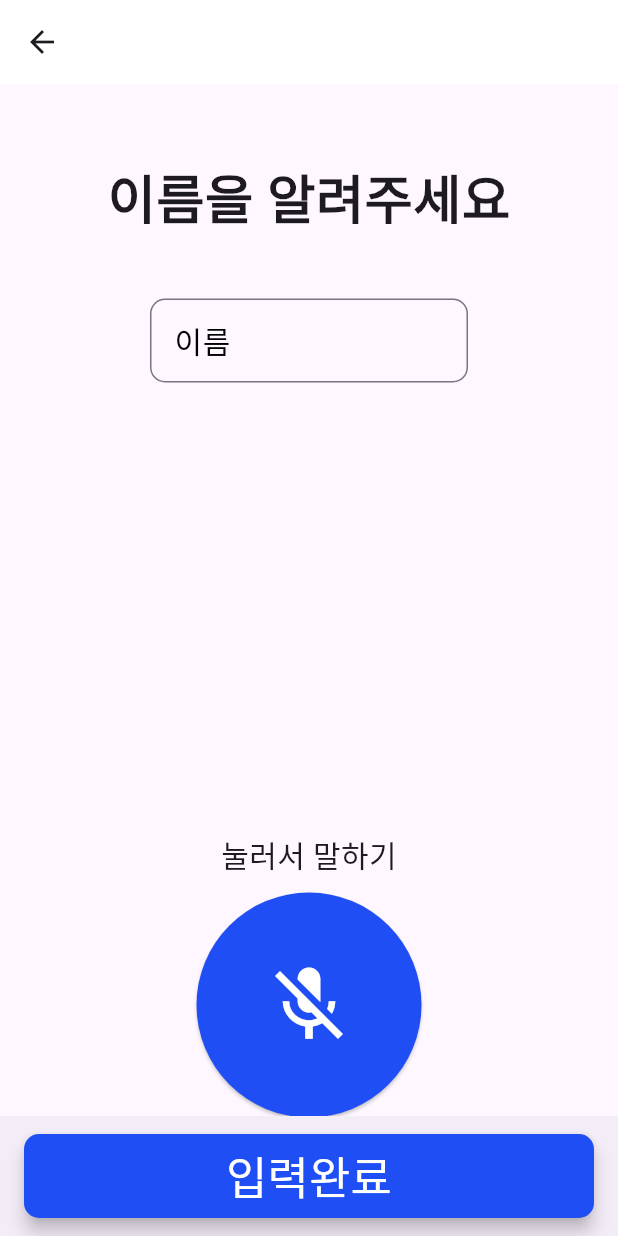
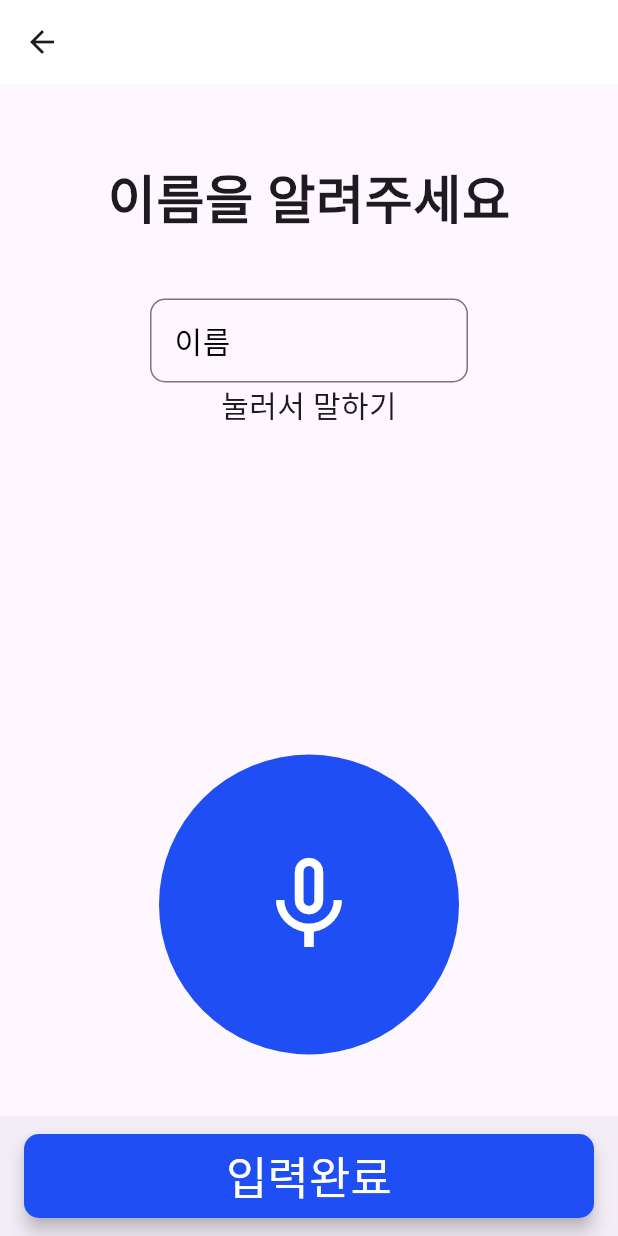
Before and after one commit to sapgun/rumi_flutter_edit, a Flutter app: the Name screen opened directly, on a phone screen of 412 x 824 dp. Run offline on Flutter 3.47's test engine with Material 3 defaults, Android fonts, the phone set to English and light mode, and no system bars; drawn by our look-alikes of avatar_glow; our stand-ins replace camera, contacts_service, fl_chart, flutter_svg, geolocator, google_fonts and 7 more; missing offline and left inert: google_mlkit_commons, google_mlkit_pose_detection; accounts and stored records are empty; network calls fail.

Commit message:
뭔지모르겠다

```diff
--- a/lib/SFT.dart
+++ b/lib/SFT.dart
@@ -201,7 +201,11 @@ class _Myfit extends State<Myfit> {
                 height: 30.0,
               ),
               Container(
+<<<<<<< HEAD
                 width: MediaQuery.of(context).size.width * 0.2,
+=======
+                width: MediaQuery.of(context).size.width * 0.6,
+>>>>>>> b1f6867815468945e32ba6614fd599a5e0fb7854
                 height: MediaQuery.of(context).size.width * 0.1,
                 child: TextButton(
                   onPressed: () {
@@ -282,7 +286,7 @@ class _Myfit extends State<Myfit> {
                               showOtherData ? '30초간 앉았다 일어서기 [하체 근력]':'30초간 아령 들기 [상체근력]',
                           style: TextStyle(
                             letterSpacing: 2.0,
-                            fontSize: 24.0,
+                            fontSize: 20.0,
                             fontWeight: FontWeight.bold,
                           ),
                         ),
--- a/lib/name.dart
+++ b/lib/name.dart
@@ -1,7 +1,8 @@
 import 'package:flutter/material.dart';
-import 'package:speech_to_text/speech_to_text.dart' as stt;
+import 'package:speech_to_text/speech_to_text.dart';
 import 'package:senior_fitness_app/birth.dart';
 import 'package:shared_preferences/shared_preferences.dart';
+import 'package:avatar_glow/avatar_glow.dart';
 
 class Name extends StatefulWidget {
   const Name({Key? key}) : super(key: key);
@@ -11,9 +12,11 @@ class Name extends StatefulWidget {
 }
 
 class _NameState extends State<Name> {
+  var text = "";
+  var isListening = false;
+  SpeechToText speechToText = SpeechToText();
   TextEditingController controller1 = TextEditingController();
-  stt.SpeechToText speech = stt.SpeechToText();
-  bool isListening = false;
+  SpeechToText speech = SpeechToText();
 
   @override
   Widget build(BuildContext context) {
@@ -61,34 +64,65 @@ class _NameState extends State<Name> {
                           ),
                         ),
                         keyboardType: TextInputType.name,
+                        onChanged: (value) {
+                          setState(() {
+                            controller1.text = text;
+                          });
+                        },
                       ),
                     ],
                   ),
                 ),
               ),
             ),
-            SizedBox(height: 300.0),
             Text(
               "눌러서 말하기",
               style: TextStyle(
                 fontSize: 20.0,
               ),
             ),
-            const SizedBox(height: 10.0),
-            ElevatedButton(
-              onPressed: toggleListening,
-              style: ElevatedButton.styleFrom(
-                minimumSize: const Size(150.0, 150.0),
-                backgroundColor: Color(0xFF1F4EF5),
-                shape: CircleBorder(),
-              ),
-              child: Icon(
-                isListening ? Icons.mic : Icons.mic_off,
-                color: Colors.white,
-                size: 60.0,
-              ),
-            ),
           ],
+        ),
+      ),
+      floatingActionButtonLocation: FloatingActionButtonLocation.centerFloat,
+
+      floatingActionButton: AvatarGlow(
+        endRadius: 125.0,
+        animate: isListening,
+        duration: Duration(milliseconds: 2000),
+        glowColor: Color(0xFF1F4EF5),
+        repeat: true,
+        repeatPauseDuration: Duration(milliseconds: 100),
+        showTwoGlows: true,
+        child: GestureDetector(
+          onTapDown: (details) async{
+            if (!isListening) {
+              var available = await speechToText.initialize();
+              if (available) {
+                setState(() {
+                  isListening = true;
+                  speechToText.listen(
+                    onResult: (result) {
+                      setState(() {
+                        text = result.recognizedWords;
+                      });
+                    }
+                  );
+                });
+              }
+            }
+          },
+          onTapUp: (details) {
+            setState(() {
+              isListening = false;
+            });
+            speechToText.stop();
+          },
+          child: CircleAvatar(
+            backgroundColor: Color(0xFF1F4EF5),
+            radius: 100.0,
+            child: Icon(isListening ? Icons.mic : Icons.mic_none, color: Colors.white, size: 75.0,),
+          ),
         ),
       ),
       bottomNavigationBar: BottomAppBar(
@@ -128,38 +162,4 @@ class _NameState extends State<Name> {
       ),
     );
   }
-
-  void toggleListening() {
-    if (!isListening) {
-      startListening();
-    } else {
-      stopListening();
-    }
-  }
-
-  void startListening() {
-    if (!speech.isListening) {
-      speech.listen(
-        onResult: (result) {
-          if (result.finalResult) {
-            setState(() {
-              controller1.text = result.recognizedWords;
-            });
-          }
-        },
-      );
-      setState(() {
-        isListening = true;
-      });
-    }
-  }
-
-  void stopListening() {
-    if (speech.isListening) {
-      speech.stop();
-      setState(() {
-        isListening = false;
-      });
-    }
-  }
 }
--- a/pubspec.yaml
+++ b/pubspec.yaml
@@ -43,6 +43,7 @@ dependencies:
   flutter_svg: ^2.0.9
   timer_builder: ^2.0.0
   intl: ^0.18.1
+  avatar_glow: ^2.0.2
   flutter_localizations:
     sdk: flutter
 
```
Also changed, not shown: pubspec.lock, 4 other files.
